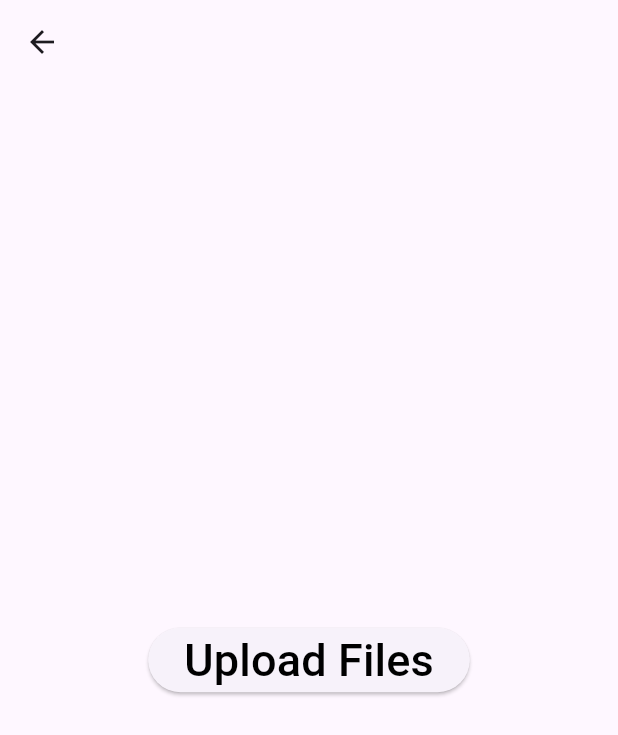
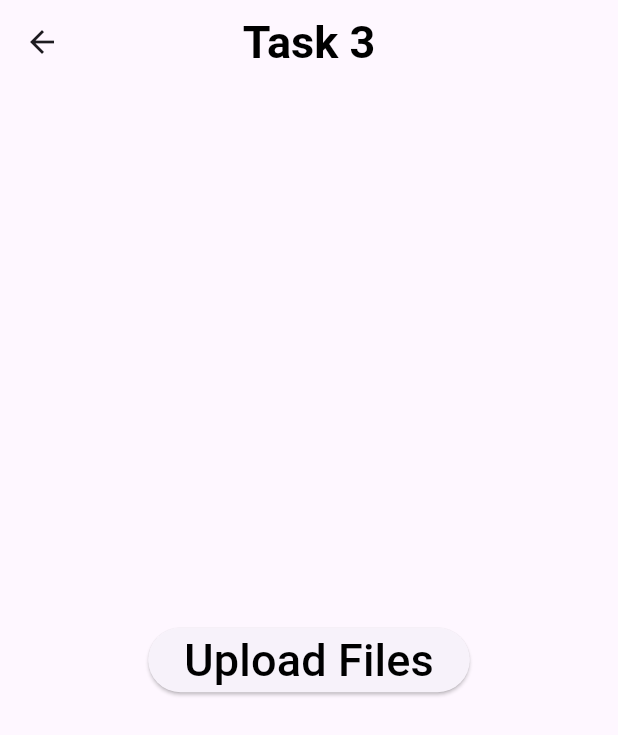
Before and after one commit to Mostafa11412/Cloud_Computing, a Flutter app: the screen it shows after launch, after a tap on "Task 3", on a phone screen of 412 x 824 dp. Shown: the top 735 px of the screen. Run offline on Flutter 3.47's test engine with Material 3 defaults, Android fonts, the phone set to English and light mode, and no system bars; our stand-ins replace cloud_firestore, file_picker, firebase_core, firebase_messaging, firebase_storage, flutter_slidable; accounts and stored records are empty.

Commit message:
task 4 init

```diff
--- a/lib/home.dart
+++ b/lib/home.dart
@@ -1,6 +1,6 @@
-import 'package:cloud_computing/task1&2.dart';
-import 'package:cloud_computing/task3.dart';
-import 'package:cloud_computing/task4.dart';
+import 'package:cloud_computing/tasks/task1&2.dart';
+import 'package:cloud_computing/tasks/task3.dart';
+import 'package:cloud_computing/tasks/task4.dart';
 import 'package:flutter/material.dart';
 
 class Home extends StatelessWidget {
@@ -10,6 +10,7 @@ class Home extends StatelessWidget {
   @override
   Widget build(BuildContext context) {
     return Scaffold(
+      appBar: AppBar(title: Text("Cloud Computing Tasks"),),
       body: Container(
           child: ListView(children: [
             Container(
--- a/lib/main.dart
+++ b/lib/main.dart
@@ -1,8 +1,8 @@
 import 'package:cloud_computing/home.dart';
-import 'package:cloud_computing/task1&2.dart';
-import 'package:cloud_computing/firebase_options.dart';
-import 'package:cloud_computing/task3.dart';
-import 'package:cloud_computing/task4.dart';
+import 'package:cloud_computing/tasks/task1&2.dart';
+import 'package:cloud_computing/firebase/firebase_options.dart';
+import 'package:cloud_computing/tasks/task3.dart';
+import 'package:cloud_computing/tasks/task4.dart';
 import 'package:cloud_firestore/cloud_firestore.dart';
 import 'package:firebase_core/firebase_core.dart';
 import 'package:firebase_messaging/firebase_messaging.dart';
@@ -40,6 +40,12 @@ class MyApp extends StatelessWidget {
   @override
   Widget build(BuildContext context) {
     return MaterialApp(
+      theme: ThemeData(
+        appBarTheme: AppBarTheme(
+          centerTitle: true,
+          titleTextStyle: TextStyle(color: Colors.black,fontSize: 30,fontWeight: FontWeight.bold)
+        )
+      ),
         debugShowCheckedModeBanner: false,
         initialRoute: Home.routeName,
         routes: {
--- /dev/null
+++ b/lib/models/url_model.dart
@@ -0,0 +1,16 @@
+class UrlModel {
+  String id;
+  String? url;
+
+  UrlModel({this.id = "" , required this.url});
+
+  UrlModel.fromJson(Map<String, dynamic> json)
+      : this(
+          url: json['url'],
+          id: json['id'],
+        );
+
+  Map<String, dynamic> toJson() {
+    return {"id": id, "url": url};
+  }
+}
--- a/lib/task3.dart
+++ b/lib/tasks/task3.dart
@@ -1,5 +1,3 @@
-import 'dart:ffi';
-import 'dart:typed_data';
 import 'dart:io';
 import 'package:cloud_firestore/cloud_firestore.dart';
 import 'package:file_picker/file_picker.dart';
@@ -19,7 +17,7 @@ class _Task3State extends State<Task3> {
   @override
   Widget build(BuildContext context) {
     return Scaffold(
-      appBar: AppBar(leading: BackButton()),
+      appBar: AppBar(title: Text("Task 3"),),
       body: Container(
         child: Center(
           child: ElevatedButton(
@@ -42,18 +40,22 @@ class _Task3State extends State<Task3> {
 
       if (result != null) {
         for (PlatformFile pickedFile in result.files) {
+          print(pickedFile.path);
           final ref = await FirebaseStorage.instance
               .ref('Task3_Files/${pickedFile.name}');
           final file = File(pickedFile.path!);
           await ref.putFile(file);
         }
 
+
         final snackBar = SnackBar(
           content: Text('File Uploaded to FireBase Storage Succefully'),
         );
 
         ScaffoldMessenger.of(context).showSnackBar(snackBar);
+        // UrlModel model = UrlModel(url: );
         await saveUrls();
+        // FirebaseFunctions.addUrl(model);
       }
     } catch (e) {
       print("Error : $e");
@@ -63,6 +65,7 @@ class _Task3State extends State<Task3> {
   Future<void> saveUrls() async {
     CollectionReference filesUrls =
         FirebaseFirestore.instance.collection("filesUrls");
+
 
     QuerySnapshot existingUrlsSnapshot = await filesUrls.get();
     Set<String> existingUrls =
@@ -75,7 +78,7 @@ class _Task3State extends State<Task3> {
       String url = await i.getDownloadURL();
 
       if (!existingUrls.contains(url)) {
-        filesUrls.add({"url": url});
+        filesUrls.add({"url": url , "id" : filesUrls.doc().id});
       }
     }
   }
```
Also changed, not shown: lib/firebase/firebase_functions.dart (added, +36 -0 lines), lib/task4.dart (deleted, +0 -22 lines), lib/tasks/task4.dart (added, +83 -0 lines), pubspec.yaml (+7 -6 lines), firebase.json, lib/firebase/firebase_options.dart (renamed from lib/firebase_options.dart), lib/tasks/task1&2.dart (renamed from lib/task1&2.dart), pubspec.lock, 3 other files.
